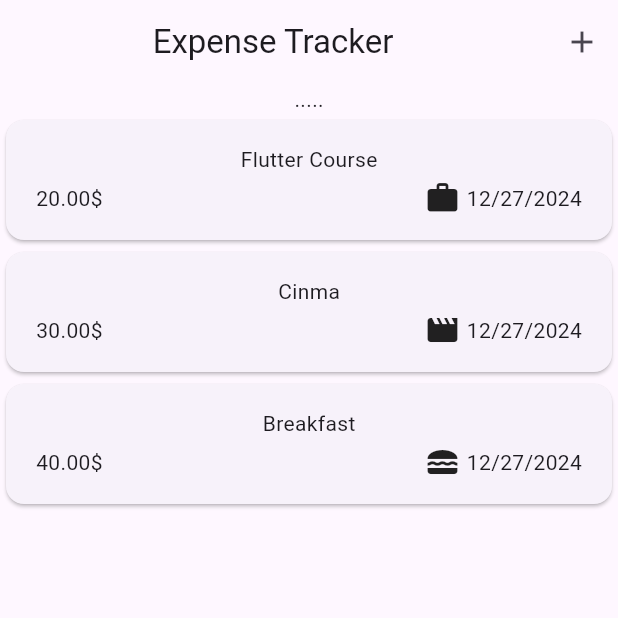
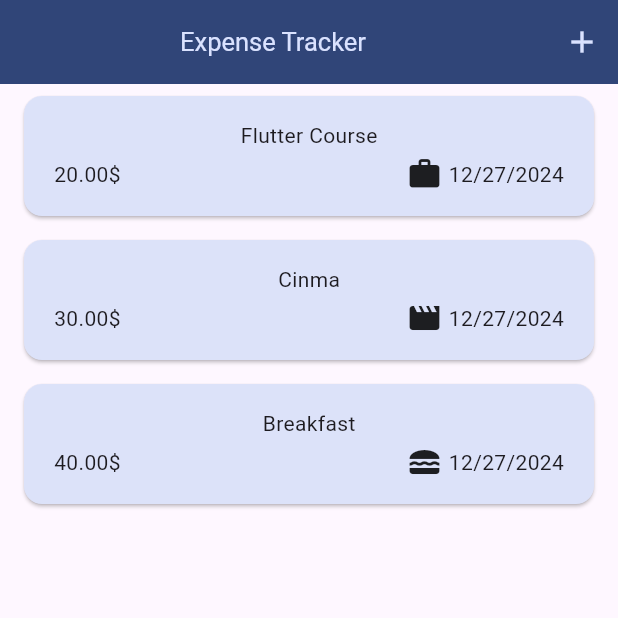
Before and after one commit to Mahmoud664h/Expense-App, a Flutter app: the screen it shows after launch, on a phone screen of 412 x 824 dp, the top half of it. Run offline on Flutter 3.47's test engine with Material 3 defaults, Android fonts, the phone set to English and light mode, and no system bars.

Commit message:
add and remove expense ,themes

```diff
--- a/lib/main.dart
+++ b/lib/main.dart
@@ -4,6 +4,9 @@ import 'package:flutter/material.dart';
 void main() {
   runApp(const MainApp());
 }
+
+var myColorScheme =
+    ColorScheme.fromSeed(seedColor: const Color.fromARGB(255, 59, 96, 179));
 
 class MainApp extends StatelessWidget {
   const MainApp({super.key});
@@ -12,7 +15,27 @@ class MainApp extends StatelessWidget {
   Widget build(BuildContext context) {
     return MaterialApp(
       debugShowCheckedModeBanner: false,
-      theme: ThemeData(useMaterial3: true),
+      theme: ThemeData().copyWith(
+          useMaterial3: true,
+          colorScheme: myColorScheme,
+          appBarTheme: const AppBarTheme().copyWith(
+              backgroundColor: myColorScheme.onPrimaryContainer,
+              foregroundColor: myColorScheme.primaryContainer),
+          cardTheme: const CardTheme().copyWith(
+            color: myColorScheme.secondaryContainer,
+            margin: const EdgeInsets.symmetric(horizontal: 16, vertical: 8),
+          ),
+          elevatedButtonTheme: ElevatedButtonThemeData(
+            style: ElevatedButton.styleFrom(
+              backgroundColor: myColorScheme.primaryContainer,
+            ),
+          ),
+          textTheme: ThemeData().textTheme.copyWith(
+                  titleLarge: TextStyle(
+                fontWeight: FontWeight.normal,
+                color: myColorScheme.onSecondaryContainer,
+                fontSize: 17,
+              ))),
       home: const Expenses(),
     );
   }
--- a/lib/widgets/expanses_list/expanses_list.dart
+++ b/lib/widgets/expanses_list/expanses_list.dart
@@ -6,7 +6,9 @@ class ExpensesList extends StatelessWidget {
   const ExpensesList({
     super.key,
     required this.expenses,
+    required this.onRemoveExpense,
   });
+  final void Function(Expense expense) onRemoveExpense;
 
   final List<Expense> expenses;
 
@@ -14,7 +16,10 @@ class ExpensesList extends StatelessWidget {
   Widget build(BuildContext context) {
     return ListView.builder(
       itemCount: expenses.length,
-      itemBuilder: (context, index) => ExpansesItem(expense: expenses[index]),
+      itemBuilder: (context, index) => Dismissible(
+          key: ValueKey(expenses[index]),
+          onDismissed: (direction) => onRemoveExpense(expenses[index]),
+          child: ExpansesItem(expense: expenses[index])),
     );
   }
 }
--- a/lib/widgets/expenses.dart
+++ b/lib/widgets/expenses.dart
@@ -28,6 +28,18 @@ class _ExpensesState extends State<Expenses> {
         amount: 40.0,
         date: DateTime.now())
   ];
+  void addExpense(Expense expense) {
+    setState(() {
+      _registeredExpenses.add(expense);
+    });
+  }
+
+  void removeExpense(Expense expense) {
+    setState(() {
+      _registeredExpenses.remove(expense);
+    });
+  }
+
   @override
   Widget build(BuildContext context) {
     return Scaffold(
@@ -38,7 +50,9 @@ class _ExpensesState extends State<Expenses> {
               onPressed: () {
                 showModalBottomSheet(
                   context: context,
-                  builder: (c) => const NewExpense(),
+                  builder: (ctx) => NewExpense(
+                    onAddExpense: addExpense,
+                  ),
                 );
               },
               icon: const Icon(Icons.add))
@@ -48,9 +62,11 @@ class _ExpensesState extends State<Expenses> {
         child: Column(
           mainAxisAlignment: MainAxisAlignment.center,
           children: [
-            const Text('.....'),
             Expanded(
-              child: ExpensesList(expenses: _registeredExpenses),
+              child: ExpensesList(
+                expenses: _registeredExpenses,
+                onRemoveExpense: removeExpense,
+              ),
             )
           ],
         ),
```
Also changed, not shown: lib/widgets/new_expense.dart (+29 -6 lines).
